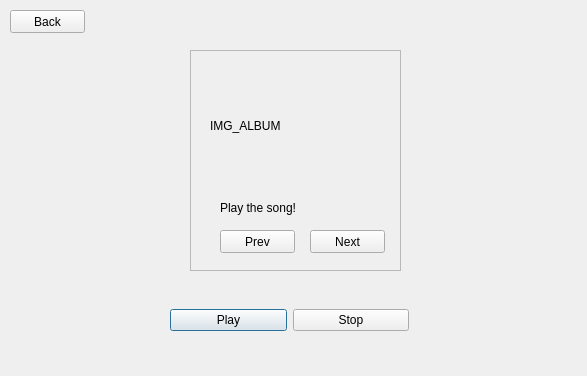
First picture: the form in Team_GUI/Main/Task/task_musicplayer.ui, repository preferKim/Embedded_Team1, before the edit.
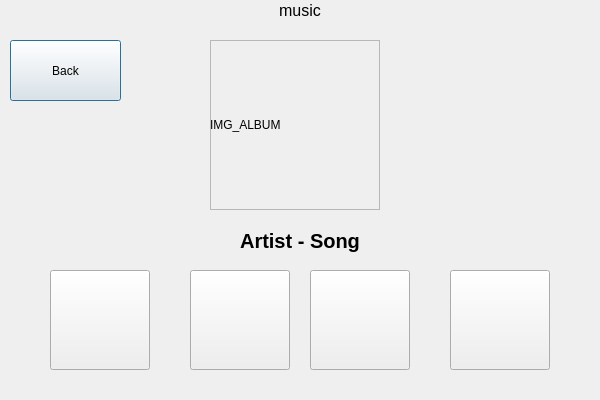
Second picture: the form after the edit.

Diff of the .ui file:
```diff
--- a/Team_GUI/Main/Task/task_musicplayer.ui
+++ b/Team_GUI/Main/Task/task_musicplayer.ui
@@ -6,46 +6,20 @@
    <rect>
     <x>0</x>
     <y>0</y>
-    <width>587</width>
-    <height>376</height>
+    <width>600</width>
+    <height>400</height>
    </rect>
   </property>
   <property name="windowTitle">
    <string>Dialog</string>
   </property>
-  <widget class="QWidget" name="horizontalLayoutWidget">
-   <property name="geometry">
-    <rect>
-     <x>170</x>
-     <y>280</y>
-     <width>239</width>
-     <height>80</height>
-    </rect>
-   </property>
-   <layout class="QHBoxLayout" name="horizontalLayout">
-    <item>
-     <widget class="QPushButton" name="btn_play">
-      <property name="text">
-       <string>Play</string>
-      </property>
-     </widget>
-    </item>
-    <item>
-     <widget class="QPushButton" name="btn_stop">
-      <property name="text">
-       <string>Stop</string>
-      </property>
-     </widget>
-    </item>
-   </layout>
-  </widget>
   <widget class="QPushButton" name="btn_back">
    <property name="geometry">
     <rect>
      <x>10</x>
-     <y>10</y>
-     <width>75</width>
-     <height>23</height>
+     <y>40</y>
+     <width>111</width>
+     <height>61</height>
     </rect>
    </property>
    <property name="text">
@@ -55,10 +29,10 @@
   <widget class="QFrame" name="frame">
    <property name="geometry">
     <rect>
-     <x>190</x>
-     <y>50</y>
-     <width>211</width>
-     <height>221</height>
+     <x>210</x>
+     <y>40</y>
+     <width>170</width>
+     <height>170</height>
     </rect>
    </property>
    <property name="frameShape">
@@ -70,55 +44,116 @@
    <widget class="QLabel" name="label_ALBUM">
     <property name="geometry">
      <rect>
-      <x>20</x>
-      <y>10</y>
-      <width>171</width>
-      <height>131</height>
+      <x>0</x>
+      <y>0</y>
+      <width>170</width>
+      <height>170</height>
      </rect>
     </property>
     <property name="text">
      <string>IMG_ALBUM</string>
     </property>
    </widget>
-   <widget class="QLabel" name="label_song">
+  </widget>
+  <widget class="QPushButton" name="btn_stop">
     <property name="geometry">
      <rect>
-      <x>30</x>
-      <y>150</y>
-      <width>161</width>
-      <height>16</height>
+     <x>310</x>
+     <y>270</y>
+     <width>100</width>
+     <height>100</height>
      </rect>
     </property>
     <property name="text">
-     <string>Play the song!</string>
-    </property>
-   </widget>
-   <widget class="QPushButton" name="btn_prev">
+    <string/>
+   </property>
+  </widget>
+  <widget class="QPushButton" name="btn_play">
     <property name="geometry">
      <rect>
-      <x>30</x>
-      <y>180</y>
-      <width>75</width>
-      <height>23</height>
+     <x>190</x>
+     <y>270</y>
+     <width>100</width>
+     <height>100</height>
      </rect>
     </property>
     <property name="text">
-     <string>Prev</string>
+    <string/>
     </property>
    </widget>
    <widget class="QPushButton" name="btn_next">
     <property name="geometry">
      <rect>
-      <x>120</x>
-      <y>180</y>
-      <width>75</width>
-      <height>23</height>
+     <x>450</x>
+     <y>270</y>
+     <width>100</width>
+     <height>100</height>
      </rect>
     </property>
     <property name="text">
-     <string>Next</string>
-    </property>
-   </widget>
+    <string/>
+   </property>
+  </widget>
+  <widget class="QPushButton" name="btn_prev">
+   <property name="geometry">
+    <rect>
+     <x>50</x>
+     <y>270</y>
+     <width>100</width>
+     <height>100</height>
+    </rect>
+   </property>
+   <property name="text">
+    <string/>
+   </property>
+  </widget>
+  <widget class="QLabel" name="label_song">
+   <property name="geometry">
+    <rect>
+     <x>130</x>
+     <y>220</y>
+     <width>340</width>
+     <height>41</height>
+    </rect>
+   </property>
+   <property name="font">
+    <font>
+     <pointsize>15</pointsize>
+     <weight>75</weight>
+     <bold>true</bold>
+    </font>
+   </property>
+   <property name="text">
+    <string>Artist - Song</string>
+   </property>
+   <property name="alignment">
+    <set>Qt::AlignCenter</set>
+   </property>
+  </widget>
+  <widget class="QLabel" name="label_bar">
+   <property name="geometry">
+    <rect>
+     <x>0</x>
+     <y>0</y>
+     <width>600</width>
+     <height>21</height>
+    </rect>
+   </property>
+   <property name="font">
+    <font>
+     <family>Arial</family>
+     <pointsize>12</pointsize>
+    </font>
+   </property>
+   <property name="text">
+    <string>music</string>
+   </property>
+   <property name="textFormat">
+    <enum>Qt::PlainText</enum>
+   </property>
+   <property name="alignment">
+    <set>Qt::AlignCenter</set>
+   </property>
   </widget>
  </widget>
  <resources/>
```
Left out of the diff: 2 changed lines with no effect on the pictures. Lines whose indentation alone changed are shown as unchanged.
